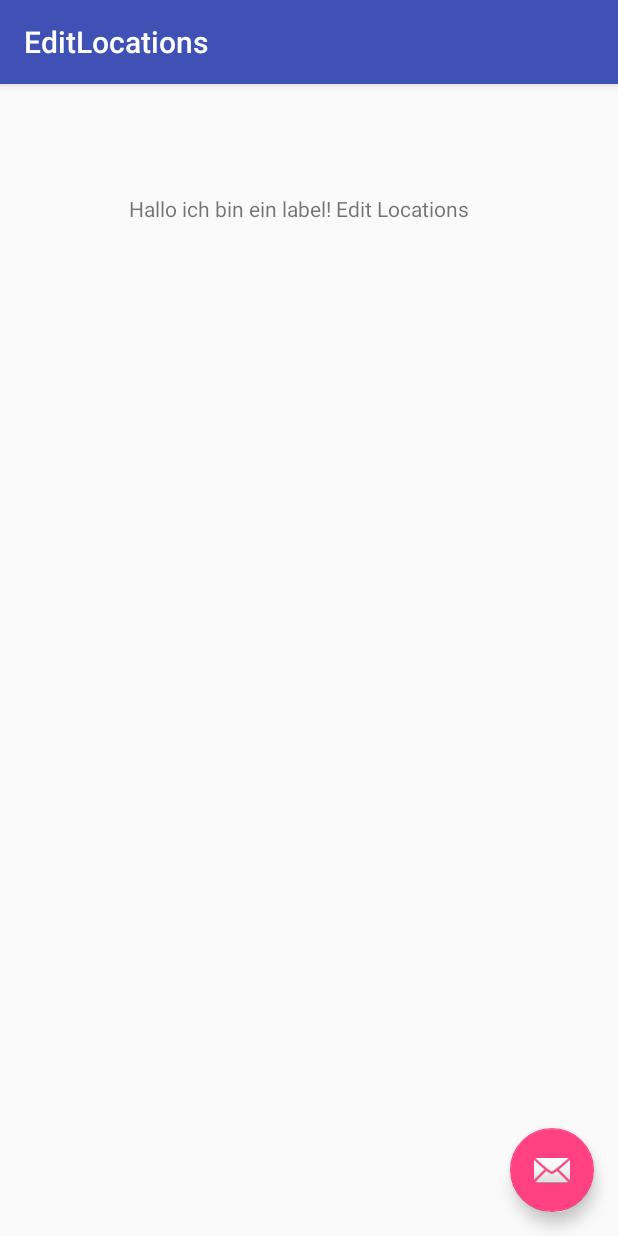
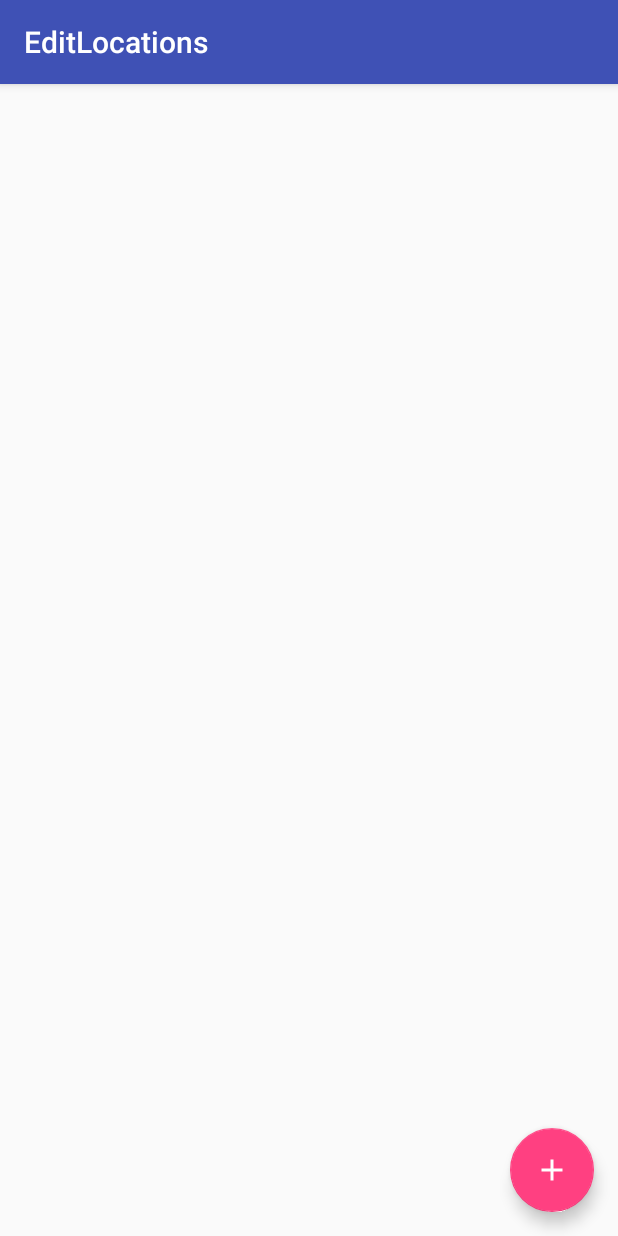
Before and after one commit to Gerii/sw16_free_LittleWhale, an Android app: the EditLocations screen opened directly, with no data from a screen before it, on a phone screen of 412 x 824 dp. Run offline under Robolectric (Android 15) with nearby library versions, the phone set to English and light mode, and no system bars.

Commit message:
[HO, PF] {test after code} list view and fba for locations added

```diff
--- a/LittleWhale/app/src/main/java/com/example/andrea/littewhale/EditLocations.java
+++ b/LittleWhale/app/src/main/java/com/example/andrea/littewhale/EditLocations.java
@@ -16,7 +16,7 @@ public class EditLocations extends AppCompatActivity {
         Toolbar toolbar = (Toolbar) findViewById(R.id.toolbar);
         setSupportActionBar(toolbar);
 
-        FloatingActionButton fab = (FloatingActionButton) findViewById(R.id.fab);
+        FloatingActionButton fab = (FloatingActionButton) findViewById(R.id.fabAdd);
         fab.setOnClickListener(new View.OnClickListener() {
             @Override
             public void onClick(View view) {
--- /dev/null
+++ b/LittleWhale/app/src/main/res/drawable/ic_add_24dp.xml
@@ -0,0 +1,9 @@
+<vector xmlns:android="http://schemas.android.com/apk/res/android"
+        android:width="24dp"
+        android:height="24dp"
+        android:viewportWidth="24.0"
+        android:viewportHeight="24.0">
+    <path
+        android:fillColor="#FF000000"
+        android:pathData="M19,13h-6v6h-2v-6H5v-2h6V5h2v6h6v2z"/>
+</vector>
--- a/LittleWhale/app/src/main/res/layout/activity_edit_locations.xml
+++ b/LittleWhale/app/src/main/res/layout/activity_edit_locations.xml
@@ -24,11 +24,14 @@
     <include layout="@layout/content_edit_locations" />
 
     <android.support.design.widget.FloatingActionButton
-        android:id="@+id/fab"
+        android:id="@+id/fabAdd"
         android:layout_width="wrap_content"
         android:layout_height="wrap_content"
         android:layout_gravity="bottom|end"
         android:layout_margin="@dimen/fab_margin"
-        android:src="@android:drawable/ic_dialog_email" />
+        android:src="@drawable/ic_add_24dp"
+        android:tint="@color/colorWhite">
+
+    </android.support.design.widget.FloatingActionButton>
 
 </android.support.design.widget.CoordinatorLayout>
--- a/LittleWhale/app/src/main/res/layout/content_edit_locations.xml
+++ b/LittleWhale/app/src/main/res/layout/content_edit_locations.xml
@@ -2,25 +2,22 @@
 <RelativeLayout xmlns:android="http://schemas.android.com/apk/res/android"
     xmlns:app="http://schemas.android.com/apk/res-auto"
     xmlns:tools="http://schemas.android.com/tools"
-    android:layout_width="match_parent"
-    android:layout_height="match_parent"
     android:paddingBottom="@dimen/activity_vertical_margin"
     android:paddingLeft="@dimen/activity_horizontal_margin"
     android:paddingRight="@dimen/activity_horizontal_margin"
     android:paddingTop="@dimen/activity_vertical_margin"
-    app:layout_behavior="@string/appbar_scrolling_view_behavior"
-    tools:context="com.example.andrea.littewhale.EditLocations"
-    tools:showIn="@layout/activity_edit_locations">
+    android:layout_width="match_parent"
+    android:layout_height="wrap_content">
 
-    <TextView
+
+    <ListView
         android:layout_width="wrap_content"
         android:layout_height="wrap_content"
-        android:text="Hallo ich bin ein label! Edit Locations"
-        android:id="@+id/textView"
+        android:id="@+id/listView"
         android:layout_alignParentTop="true"
         android:layout_alignParentLeft="true"
         android:layout_alignParentStart="true"
-        android:layout_marginLeft="70dp"
-        android:layout_marginStart="70dp"
-        android:layout_marginTop="57dp" />
+        android:layout_alignParentRight="true"
+        android:layout_alignParentEnd="true"
+        android:layout_alignParentBottom="true" />
 </RelativeLayout>
--- a/LittleWhale/app/src/main/res/values/colors.xml
+++ b/LittleWhale/app/src/main/res/values/colors.xml
@@ -3,4 +3,5 @@
     <color name="colorPrimary">#3F51B5</color>
     <color name="colorPrimaryDark">#303F9F</color>
     <color name="colorAccent">#FF4081</color>
+    <color name="colorWhite">#FFFFFF</color>
 </resources>
```
Also changed, not shown: 1 other file.
